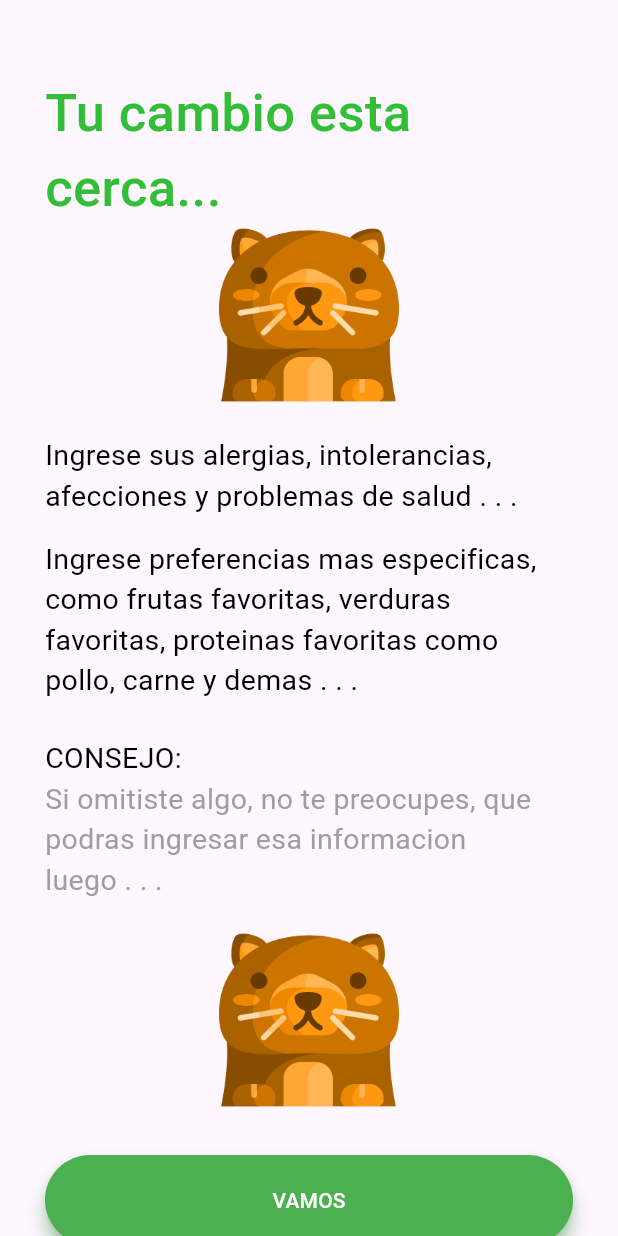
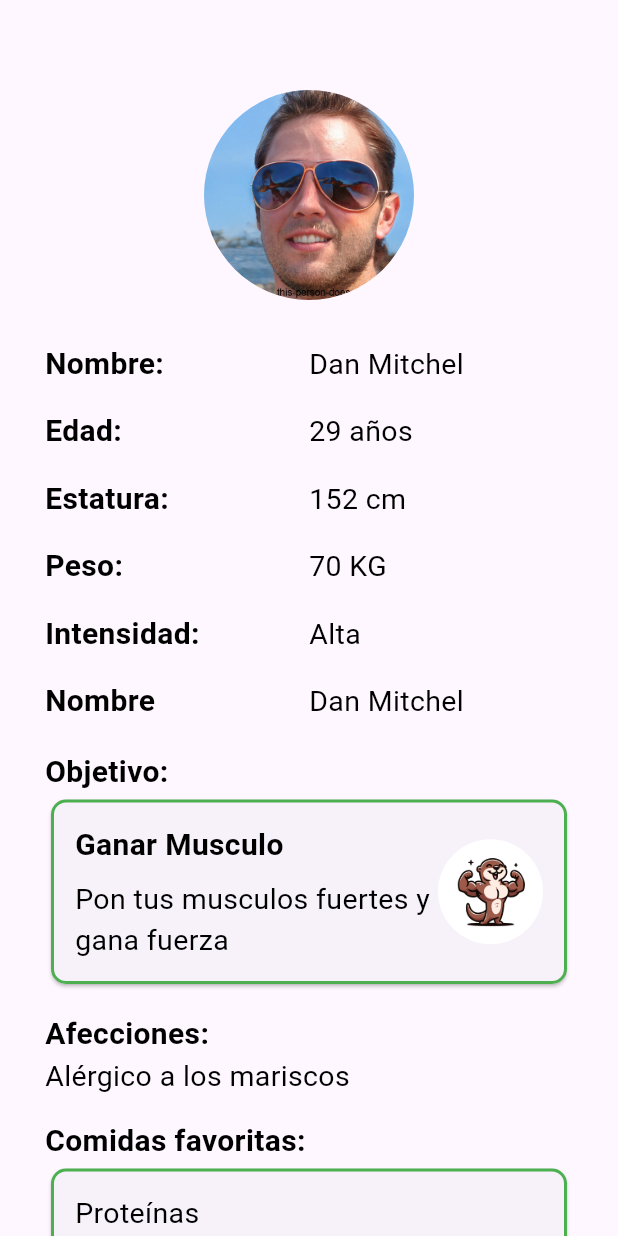
Before and after one commit to NutrIA-2024/Nutria-Mobile-FrontEnd, a Flutter app: the ProfileWithoutPage screen opened directly, on a phone screen of 412 x 824 dp. Run offline on Flutter 3.47's test engine with Material 3 defaults, Android fonts, the phone set to English and light mode, and no system bars; our stand-ins replace bloc, flutter_bloc, google_fonts, rxdart.

Commit message:
fix profile

```diff
--- a/nutriapp/lib/main.dart
+++ b/nutriapp/lib/main.dart
@@ -26,7 +26,7 @@ class NutriaApp extends StatelessWidget {
       debugShowCheckedModeBanner: false,
       title: "Nutria",
       theme: ThemeData(primarySwatch: Colors.green),
-      home: const /*SideBarlayout()*/ HomePage(),
+      home: const /*SideBarlayout()*/ ProfileWithoutPage(),
     );
   }
 }
--- a/nutriapp/lib/modules/profile/profileSinEdicion.dart
+++ b/nutriapp/lib/modules/profile/profileSinEdicion.dart
@@ -20,59 +20,172 @@ class _ProfileWithoutPageState extends State<ProfileWithoutPage> {
           child: Column(
             crossAxisAlignment: CrossAxisAlignment.start,
             children: [
-              const SizedBox(height: 20),
-              const Column(
-                children: [
-                  Text(
-                    "Tu cambio esta cerca...",
-                    style: TextStyle(
-                        color: verdeMain,
-                        fontSize: 35,
-                        fontWeight: FontWeight.w500),
-                  ),
-                ],
-              ),
+              const SizedBox(height: 30),
               Center(
                 child: Column(
-                  mainAxisAlignment: MainAxisAlignment
-                      .center, // Centra los hijos verticalmente
-                  children: <Widget>[
-                    SizedBox(
-                      width: 120,
-                      height: 120,
-                      child: Image.asset('assets/nutria.png'),
-                    ),
-                    // Puedes agregar más widgets aquí si lo necesitas
+                    mainAxisAlignment: MainAxisAlignment
+                        .center, // Centra los hijos verticalmente
+                    children: <Widget>[
+                      ClipOval(
+                        child: Image.asset(
+                          'assets/avatar.jpg',
+                          width: 140.0,
+                          height: 140.0,
+                          fit: BoxFit.cover,
+                        ),
+                      ),
+                    ]),
+              ),
+              const SizedBox(height: 20),
+              Padding(
+                padding: const EdgeInsets.symmetric(vertical: 8.0),
+                child: Row(
+                  children: [
+                    Expanded(flex: 2, child: _buildBlackSubTitle("Nombre:")),
+                    Expanded(flex: 2, child: _buildBlackText("Dan Mitchel")),
                   ],
                 ),
               ),
-              const SizedBox(height: 20),
-              _buildBlackText(
-                  "Ingrese sus alergias, intolerancias, afecciones y problemas de salud . . ."),
-              const SizedBox(height: 15),
-              _buildBlackText(
-                  "Ingrese preferencias mas especificas, como frutas favoritas, verduras favoritas, proteinas favoritas como pollo, carne y demas . . ."),
-              const SizedBox(height: 25),
-              _buildBlackText("CONSEJO:"),
-              _buildGreyText(
-                  "Si omitiste algo, no te preocupes, que podras ingresar esa informacion luego . . ."),
-              const SizedBox(height: 20),
-              Center(
-                child: Column(
-                  mainAxisAlignment: MainAxisAlignment
-                      .center, // Centra los hijos verticalmente
-                  children: <Widget>[
-                    SizedBox(
-                      width: 120,
-                      height: 120,
-                      child: Image.asset('assets/nutria.png'),
-                    ),
-                    // Puedes agregar más widgets aquí si lo necesitas
+              Padding(
+                padding: const EdgeInsets.symmetric(vertical: 8.0),
+                child: Row(
+                  children: [
+                    Expanded(flex: 2, child: _buildBlackSubTitle("Edad:")),
+                    Expanded(flex: 2, child: _buildBlackText("29 años")),
                   ],
                 ),
               ),
+              Padding(
+                padding: const EdgeInsets.symmetric(vertical: 8.0),
+                child: Row(
+                  children: [
+                    Expanded(flex: 2, child: _buildBlackSubTitle("Estatura:")),
+                    Expanded(flex: 2, child: _buildBlackText("152 cm")),
+                  ],
+                ),
+              ),
+              Padding(
+                padding: const EdgeInsets.symmetric(vertical: 8.0),
+                child: Row(
+                  children: [
+                    Expanded(flex: 2, child: _buildBlackSubTitle("Peso:")),
+                    Expanded(flex: 2, child: _buildBlackText("70 KG")),
+                  ],
+                ),
+              ),
+              Padding(
+                padding: const EdgeInsets.symmetric(vertical: 8.0),
+                child: Row(
+                  children: [
+                    Expanded(
+                        flex: 2, child: _buildBlackSubTitle("Intensidad:")),
+                    Expanded(flex: 2, child: _buildBlackText("Alta")),
+                  ],
+                ),
+              ),
+              Padding(
+                padding: const EdgeInsets.symmetric(vertical: 8.0),
+                child: Row(
+                  children: [
+                    Expanded(flex: 2, child: _buildBlackSubTitle("Nombre")),
+                    Expanded(flex: 2, child: _buildBlackText("Dan Mitchel")),
+                  ],
+                ),
+              ),
+              const SizedBox(height: 10),
+              _buildBlackSubTitle("Objetivo:"),
+              Container(
+                width: MediaQuery.of(context).size.width,
+                child: InkWell(
+                  onTap: () {
+                    // Acción cuando se presiona el Card
+                  },
+                  child: Card(
+                    shape: RoundedRectangleBorder(
+                      borderRadius: BorderRadius.circular(10.0),
+                      side: BorderSide(color: Colors.green, width: 2.0),
+                    ),
+                    child: Padding(
+                      padding: const EdgeInsets.all(16),
+                      child: Column(
+                        mainAxisSize: MainAxisSize.min,
+                        crossAxisAlignment: CrossAxisAlignment.start,
+                        children: [
+                          Row(
+                            children: [
+                              Expanded(
+                                child: Column(
+                                  crossAxisAlignment: CrossAxisAlignment.start,
+                                  children: [
+                                    _buildBlackSubTitle("Ganar Musculo"),
+                                    SizedBox(height: 8),
+                                    _buildBlackText(
+                                        "Pon tus musculos fuertes y gana fuerza"),
+                                  ],
+                                ),
+                              ),
+                              ClipOval(
+                                child: Image.asset(
+                                  'assets/ganar_musculo.png',
+                                  width: 70.0,
+                                  height: 70.0,
+                                  fit: BoxFit.cover,
+                                ),
+                              ),
+                            ],
+                          ),
+                        ],
+                      ),
+                    ),
+                  ),
+                ),
+              ),
+              const SizedBox(height: 15),
+              _buildBlackSubTitle("Afecciones:"),
+              _buildBlackText("Alérgico a los mariscos"),
+              const SizedBox(height: 15),
+              _buildBlackSubTitle("Comidas favoritas:"),
+              Container(
+                width: MediaQuery.of(context).size.width,
+                child: InkWell(
+                  onTap: () {
+                    // Acción cuando se presiona el Card
+                  },
+                  child: Card(
+                    shape: RoundedRectangleBorder(
+                      borderRadius: BorderRadius.circular(10.0),
+                      side: BorderSide(color: Colors.green, width: 2.0),
+                    ),
+                    child: Padding(
+                      padding: const EdgeInsets.all(16),
+                      child: Column(
+                        mainAxisSize: MainAxisSize.min,
+                        crossAxisAlignment: CrossAxisAlignment.start,
+                        children: [
+                          Row(
+                            children: [
+                              Expanded(
+                                child: Column(
+                                  crossAxisAlignment: CrossAxisAlignment.start,
+                                  children: [
+                                    _buildBlackText("Proteínas"),
+                                    _buildBlackText("Bebidas"),
+                                  ],
+                                ),
+                              ),
+                            ],
+                          ),
+                        ],
+                      ),
+                    ),
+                  ),
+                ),
+              ),
+              const SizedBox(height: 15),
+              _buildBlackSubTitle("Comidas preferenciales especificas:"),
+              _buildBlackText("Fresas, mango, carne de res"),
               const SizedBox(height: 30),
-              _buildLoginButton(),
+              _buildNextButton(),
               const SizedBox(height: 20),
             ],
           ),
@@ -88,40 +201,26 @@ class _ProfileWithoutPageState extends State<ProfileWithoutPage> {
     );
   }
 
-  Widget _buildAutosizeText(TextEditingController controller, String text) {
-    return TextField(
-      controller: controller,
-      cursorColor: Colors.green, // Cambia el color del cursor a verde
-      style:
-          TextStyle(color: Colors.green), // Cambia el color del texto a verde
-      minLines: 3,
-      maxLines: null,
-      decoration: InputDecoration(
-        border: const OutlineInputBorder(
-          // Aplica el borde verde cuando el TextField está activo (seleccionado)
-          borderSide: BorderSide(color: Colors.green),
-        ),
-        enabledBorder: const OutlineInputBorder(
-          // Aplica el borde verde cuando el TextField está habilitado pero no seleccionado
-          borderSide: BorderSide(color: Colors.green),
-        ),
-        focusedBorder: const OutlineInputBorder(
-          // Aplica el borde verde cuando el TextField está enfocado
-          borderSide: BorderSide(color: Colors.green),
-        ),
-        hintText: text,
-        hintStyle: const TextStyle(
-            color: Colors.grey), // Cambia el color del hintText a gris
-        // Cambia el color del label (si lo estás usando) cuando está flotando
-        floatingLabelStyle: const TextStyle(color: Colors.green),
-      ),
-    );
-  }
-
   Widget _buildGreenText(String text) {
     return Text(
       text,
       style: const TextStyle(color: Colors.green, fontSize: 16),
+    );
+  }
+
+  Widget _buildBlackTitle(String text) {
+    return Text(
+      text,
+      style: const TextStyle(
+          color: Colors.black, fontSize: 28, fontWeight: FontWeight.w400),
+    );
+  }
+
+  Widget _buildBlackSubTitle(String text) {
+    return Text(
+      text,
+      style: const TextStyle(
+          color: Colors.black, fontSize: 20, fontWeight: FontWeight.w600),
     );
   }
 
@@ -173,7 +272,7 @@ class _ProfileWithoutPageState extends State<ProfileWithoutPage> {
     );
   }
 
-  Widget _buildLoginButton() {
+  Widget _buildNextButton() {
     return ElevatedButton(
       onPressed: () {
         // Aquí debes agregar la lógica para el inicio de sesión
@@ -188,9 +287,11 @@ class _ProfileWithoutPageState extends State<ProfileWithoutPage> {
             const Size.fromHeight(60), // Texto y otros elementos del botón
       ),
       child: const Text(
-        "VAMOS",
+        "EDITAR CONFIGURACIÓN",
         style: TextStyle(
-            color: Colors.white), // El color del texto dentro del botón
+            color: Colors.white,
+            fontSize: 18,
+            fontWeight: FontWeight.w500), // El color del texto dentro del botón
       ),
     );
   }
```
Also changed, not shown: nutriapp/assets/ganar_musculo.png (added).
